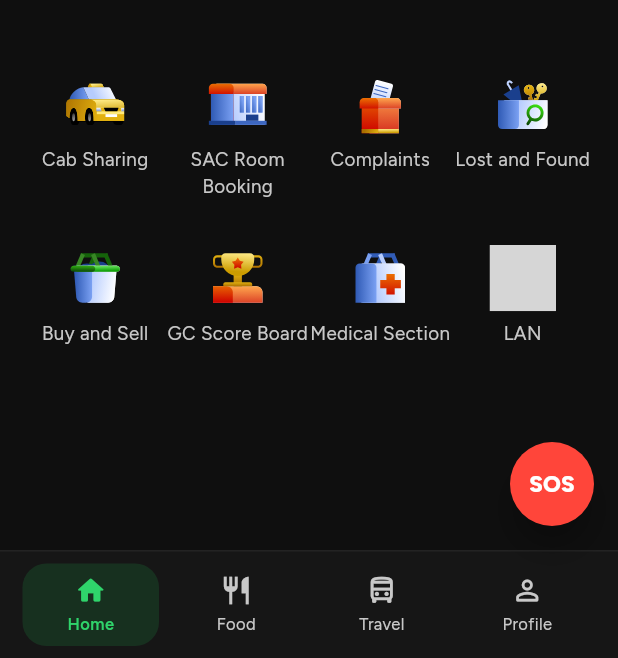
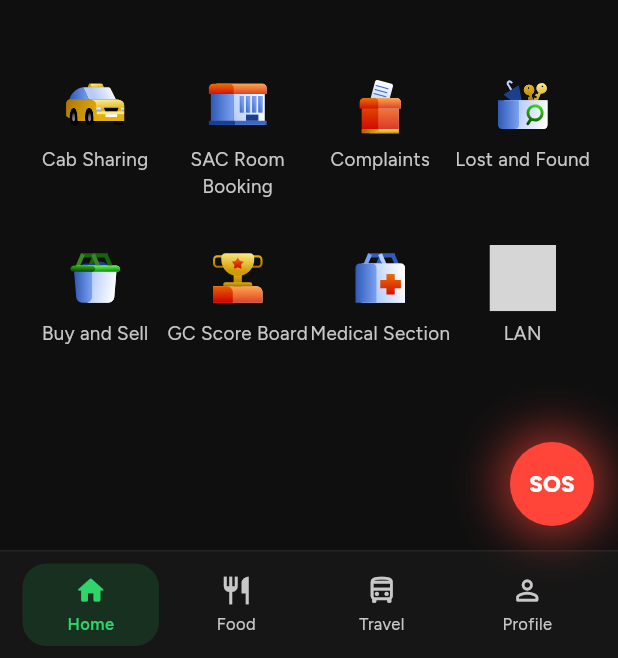
Before and after one commit to KaveiDuo/snake-watch, a Flutter app: the HomeShell screen opened directly, scrolled down 275 dp, on a phone screen of 412 x 824 dp, the part 578-1236 px from its top. Run offline on Flutter 3.47's test engine with Material 3 defaults, Android fonts, the phone set to English and light mode, and no system bars; our stand-ins replace flutter_map, flutter_svg, geolocator, image_picker, latlong2; project files that could hold a hidden picture were left out; grey boxes are pictures that could not be loaded.

Commit message:
Make the SOS button glow
Co-Authored-By: Claude Opus 5.5 <noreply@anthropic.com>

```diff
--- a/lib/screens/home_shell.dart
+++ b/lib/screens/home_shell.dart
@@ -15,6 +15,50 @@ class HomeShell extends StatefulWidget {
   State<HomeShell> createState() => _HomeShellState();
 }
 
+/// Floating SOS button with a soft red glow that slowly pulses.
+class _GlowingSos extends StatefulWidget {
+  final VoidCallback onTap;
+  const _GlowingSos({required this.onTap});
+  @override
+  State<_GlowingSos> createState() => _GlowingSosState();
+}
+
+class _GlowingSosState extends State<_GlowingSos> with SingleTickerProviderStateMixin {
+  late final _pulse = AnimationController(vsync: this, duration: const Duration(milliseconds: 1600))..repeat(reverse: true);
+
+  @override
+  void dispose() {
+    _pulse.dispose();
+    super.dispose();
+  }
+
+  @override
+  Widget build(BuildContext context) {
+    return AnimatedBuilder(
+      animation: _pulse,
+      builder: (context, child) {
+        final t = Curves.easeInOut.transform(_pulse.value);
+        return DecoratedBox(
+          decoration: BoxDecoration(
+            shape: BoxShape.circle,
+            boxShadow: [
+              BoxShadow(color: C.red.withValues(alpha: 0.5 + 0.3 * t), blurRadius: 18 + 16 * t, spreadRadius: 2 + 6 * t),
+            ],
+          ),
+          child: child,
+        );
+      },
+      child: FloatingActionButton(
+        backgroundColor: C.red,
+        elevation: 0,
+        shape: const CircleBorder(),
+        onPressed: widget.onTap,
+        child: Text('SOS', style: ft(15, w: 800, color: Colors.white)),
+      ),
+    );
+  }
+}
+
 class _HomeShellState extends State<HomeShell> {
   int _tab = 0;
 
@@ -25,13 +69,7 @@ class _HomeShellState extends State<HomeShell> {
       backgroundColor: C.bg,
       body: IndexedStack(index: _tab, children: tabs),
       floatingActionButton: _tab == 0
-          ? FloatingActionButton(
-              backgroundColor: C.red,
-              elevation: 8,
-              shape: const CircleBorder(),
-              onPressed: () => Navigator.push(context, MaterialPageRoute(builder: (_) => const SosScreen())),
-              child: Text('SOS', style: ft(15, w: 800, color: Colors.white)),
-            )
+          ? _GlowingSos(onTap: () => Navigator.push(context, MaterialPageRoute(builder: (_) => const SosScreen())))
           : null,
       bottomNavigationBar: Container(
         decoration: const BoxDecoration(
```
